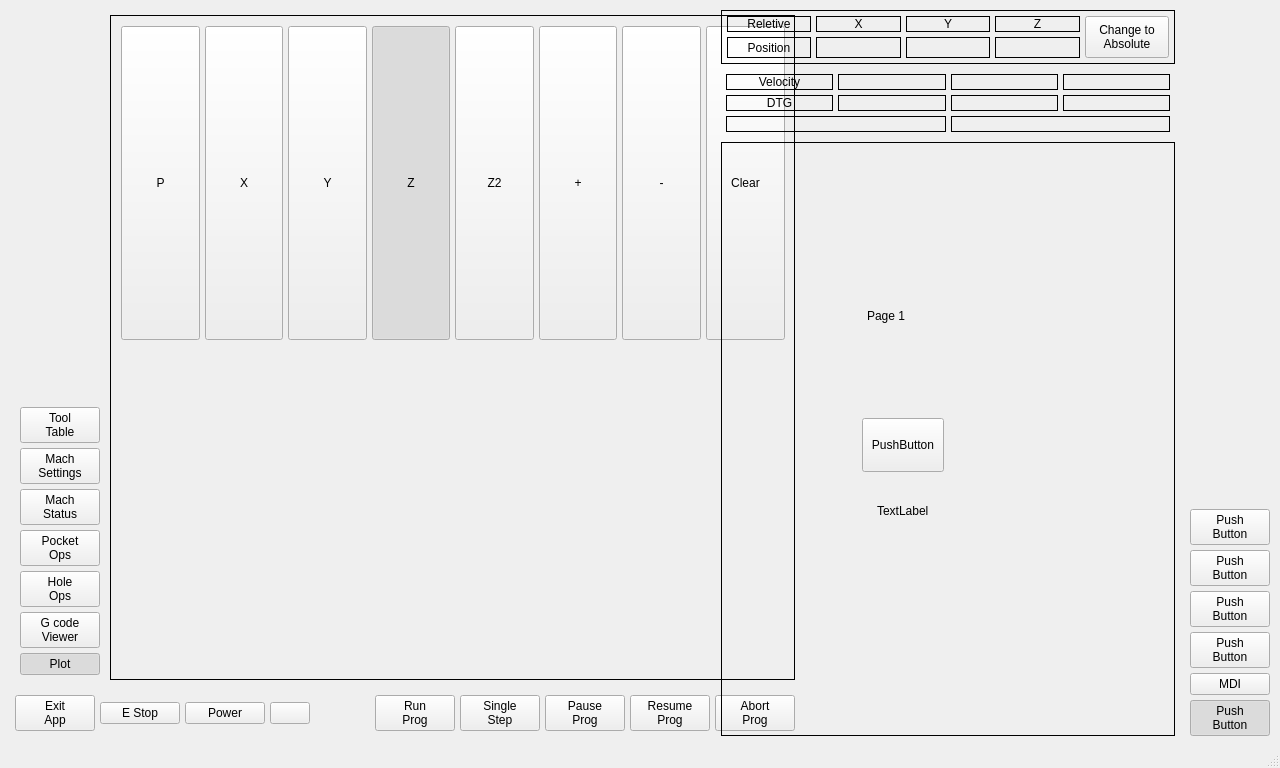
Before: the Qt Designer form mill_touch_v6/ui/mainwindow.ui in jethornton/mill_touch_v6, drawn with Qt 5.
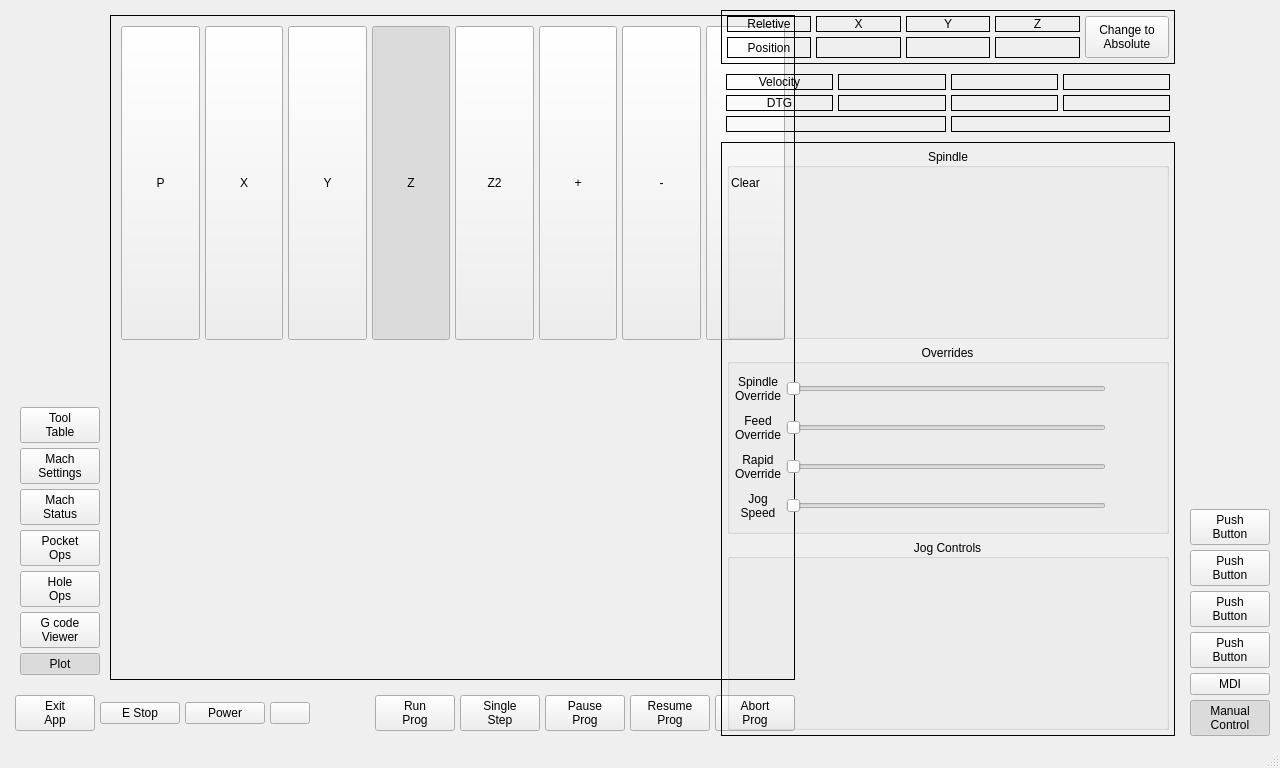
After: the same form once the commit is applied. Custom widgets are drawn as their Qt base class.

What changed in the file:
```diff
--- a/mill_touch_v6/ui/mainwindow.ui
+++ b/mill_touch_v6/ui/mainwindow.ui
@@ -1224,45 +1224,175 @@
           <number>0</number>
          </property>
          <widget class="QWidget" name="page_3">
-          <widget class="QLabel" name="label_13">
-           <property name="geometry">
-            <rect>
-             <x>145</x>
-             <y>165</y>
-             <width>61</width>
-             <height>15</height>
-            </rect>
-           </property>
-           <property name="text">
-            <string>Page 1</string>
-           </property>
-          </widget>
-          <widget class="QPushButton" name="testBtn">
-           <property name="geometry">
-            <rect>
-             <x>140</x>
-             <y>275</y>
-             <width>82</width>
-             <height>54</height>
-            </rect>
-           </property>
-           <property name="text">
-            <string>PushButton</string>
-           </property>
-          </widget>
-          <widget class="QLabel" name="testLabel">
-           <property name="geometry">
-            <rect>
-             <x>155</x>
-             <y>360</y>
-             <width>61</width>
-             <height>15</height>
-            </rect>
-           </property>
-           <property name="text">
-            <string>TextLabel</string>
-           </property>
-          </widget>
+          <layout class="QVBoxLayout" name="verticalLayout_7">
+           <item>
+            <widget class="QGroupBox" name="gridGroupBox">
+             <property name="title">
+              <string>Spindle</string>
+             </property>
+             <property name="alignment">
+              <set>Qt::AlignCenter</set>
+             </property>
+             <layout class="QGridLayout" name="gridLayout_6"/>
+            </widget>
+           </item>
+           <item>
+            <widget class="QGroupBox" name="gridGroupBox">
+             <property name="title">
+              <string>Overrides</string>
+             </property>
+             <property name="alignment">
+              <set>Qt::AlignCenter</set>
+             </property>
+             <layout class="QGridLayout" name="gridLayout_7">
+              <item row="0" column="1">
+               <widget class="ActionSlider" name="actionslider_3">
+                <property name="orientation">
+                 <enum>Qt::Horizontal</enum>
+                </property>
+                <property name="actionName" stdset="0">
+                 <string>spindle.override</string>
+                </property>
+               </widget>
+              </item>
+              <item row="2" column="0">
+               <widget class="QLabel" name="label_20">
+                <property name="text">
+                 <string>Rapid
+Override</string>
+                </property>
+                <property name="alignment">
+                 <set>Qt::AlignCenter</set>
+                </property>
+               </widget>
+              </item>
+              <item row="1" column="1">
+               <widget class="ActionSlider" name="actionslider_2">
+                <property name="orientation">
+                 <enum>Qt::Horizontal</enum>
+                </property>
+                <property name="actionName" stdset="0">
+                 <string>machine.feed-override.set</string>
+                </property>
+               </widget>
+              </item>
+              <item row="2" column="1">
+               <widget class="ActionSlider" name="actionslider">
+                <property name="orientation">
+                 <enum>Qt::Horizontal</enum>
+                </property>
+                <property name="actionName" stdset="0">
+                 <string>machine.rapid-override.set</string>
+                </property>
+               </widget>
+              </item>
+              <item row="3" column="0">
+               <widget class="QLabel" name="label_25">
+                <property name="text">
+                 <string>Jog
+Speed</string>
+                </property>
+                <property name="alignment">
+                 <set>Qt::AlignCenter</set>
+                </property>
+               </widget>
+              </item>
+              <item row="0" column="0">
+               <widget class="QLabel" name="label_13">
+                <property name="text">
+                 <string>Spindle
+Override</string>
+                </property>
+                <property name="alignment">
+                 <set>Qt::AlignCenter</set>
+                </property>
+               </widget>
+              </item>
+              <item row="3" column="1">
+               <widget class="VCPSettingsSlider" name="settings_slider">
+                <property name="orientation">
+                 <enum>Qt::Horizontal</enum>
+                </property>
+                <property name="settingName" stdset="0">
+                 <string>machine.jog.linear-speed</string>
+                </property>
+               </widget>
+              </item>
+              <item row="1" column="0">
+               <widget class="QLabel" name="label_14">
+                <property name="text">
+                 <string>Feed
+Override</string>
+                </property>
+                <property name="alignment">
+                 <set>Qt::AlignCenter</set>
+                </property>
+               </widget>
+              </item>
+              <item row="3" column="2">
+               <widget class="StatusLabel" name="statuslabel_18">
+                <property name="frameShape">
+                 <enum>QFrame::NoFrame</enum>
+                </property>
+                <property name="alignment">
+                 <set>Qt::AlignCenter</set>
+                </property>
+                <property name="rules" stdset="0">
+                 <string>[{&quot;channels&quot;: [{&quot;url&quot;: &quot;settings:machine.jog.linear-speed&quot;, &quot;trigger&quot;: true}, {&quot;url&quot;: &quot;status:linear_units?string&quot;, &quot;trigger&quot;: false}], &quot;property&quot;: &quot;Text&quot;, &quot;expression&quot;: &quot;'{}\\n{}'.format(ch[0], ch[1])&quot;, &quot;name&quot;: &quot;Jog Speed&quot;}]</string>
+                </property>
+               </widget>
+              </item>
+              <item row="0" column="2">
+               <widget class="StatusLabel" name="statuslabel_19">
+                <property name="minimumSize">
+                 <size>
+                  <width>50</width>
+                  <height>0</height>
+                 </size>
+                </property>
+                <property name="alignment">
+                 <set>Qt::AlignCenter</set>
+                </property>
+                <property name="rules" stdset="0">
+                 <string>[{&quot;channels&quot;: [{&quot;url&quot;: &quot;status:spindle.0.override&quot;, &quot;trigger&quot;: true}], &quot;property&quot;: &quot;Text&quot;, &quot;expression&quot;: &quot;'{:g}%'.format(ch[0]*100)&quot;, &quot;name&quot;: &quot;Spindle Override&quot;}]</string>
+                </property>
+               </widget>
+              </item>
+              <item row="1" column="2">
+               <widget class="StatusLabel" name="statuslabel_16">
+                <property name="alignment">
+                 <set>Qt::AlignCenter</set>
+                </property>
+                <property name="rules" stdset="0">
+                 <string>[{&quot;channels&quot;: [{&quot;url&quot;: &quot;status:feedrate&quot;, &quot;trigger&quot;: true}], &quot;property&quot;: &quot;Text&quot;, &quot;expression&quot;: &quot;'{:g}%'.format(ch[0]*100)&quot;, &quot;name&quot;: &quot;Feed Override&quot;}]</string>
+                </property>
+               </widget>
+              </item>
+              <item row="2" column="2">
+               <widget class="StatusLabel" name="statuslabel_17">
+                <property name="alignment">
+                 <set>Qt::AlignCenter</set>
+                </property>
+                <property name="rules" stdset="0">
+                 <string>[{&quot;channels&quot;: [{&quot;url&quot;: &quot;status:rapidrate&quot;, &quot;trigger&quot;: true}], &quot;property&quot;: &quot;Text&quot;, &quot;expression&quot;: &quot;'{:g}%'.format(ch[0]*100)&quot;, &quot;name&quot;: &quot;Rapid Override&quot;}]</string>
+                </property>
+               </widget>
+              </item>
+             </layout>
+            </widget>
+           </item>
+           <item>
+            <widget class="QGroupBox" name="gridGroupBox">
+             <property name="title">
+              <string>Jog Controls</string>
+             </property>
+             <property name="alignment">
+              <set>Qt::AlignCenter</set>
+             </property>
+             <layout class="QGridLayout" name="gridLayout_5"/>
+            </widget>
+           </item>
+          </layout>
          </widget>
          <widget class="QWidget" name="page_4">
           <layout class="QGridLayout" name="gridLayout_4">
@@ -1944,8 +2074,8 @@
        <item>
         <widget class="QPushButton" name="pushButton_2">
          <property name="text">
-          <string>Push
-Button</string>
+          <string>Manual
+Control</string>
          </property>
          <property name="checkable">
           <bool>true</bool>
@@ -2013,11 +2143,21 @@
    <extends>QLineEdit</extends>
    <header>qtpyvcp.widgets.input_widgets.mdientry_widget</header>
   </customwidget>
+  <customwidget>
+   <class>ActionSlider</class>
+   <extends>QSlider</extends>
+   <header>qtpyvcp.widgets.input_widgets.action_slider</header>
+  </customwidget>
   <customwidget>
    <class>StatusLabel</class>
    <extends>QLabel</extends>
    <header>qtpyvcp.widgets.display_widgets.status_label</header>
   </customwidget>
+  <customwidget>
+   <class>VCPSettingsSlider</class>
+   <extends>QSlider</extends>
+   <header>qtpyvcp.widgets.input_widgets.setting_slider</header>
+  </customwidget>
   <customwidget>
    <class>GcodeEditor</class>
    <extends>QFrame</extends>
```
Left out of the diff: 39 changed lines with no effect on the pictures.
